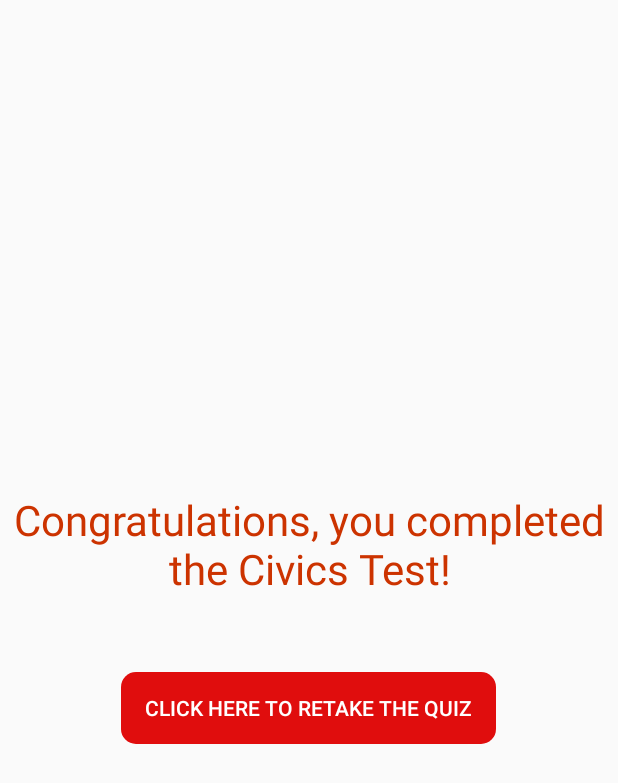
After one commit to Bhavya0409/CitizenshipTest, an Android app: the layout fragment_complete.xml on its own in the app's theme, with its tools: preview values and no code run, on a phone screen of 412 x 824 dp. The commit adds this screen. Shown: the top 783 px of the screen. Run offline under Robolectric (Android 15) with nearby library versions, the phone set to English and light mode, and no system bars; Roboto replaces fonts that are not available here.

Commit message:
Complete quiz screen

```diff
--- a/app/src/main/java/com/example/bhavyashah/citizenshiptest/HomeFragment.java
+++ b/app/src/main/java/com/example/bhavyashah/citizenshiptest/HomeFragment.java
@@ -13,7 +13,7 @@ import butterknife.OnClick;
 
 public class HomeFragment extends BaseFragment {
 
-    private static final int NUM_QUESTIONS = 20;
+    public static final int NUM_QUESTIONS = 20;
     public static List<Integer> questionnaire;
 
     @Override
--- a/app/src/main/java/com/example/bhavyashah/citizenshiptest/Questions.java
+++ b/app/src/main/java/com/example/bhavyashah/citizenshiptest/Questions.java
@@ -315,7 +315,7 @@ public class Questions {
             case 73:
                 return new String[][]{{"slavery"}, {"economic"}, {"states", "rights"}};
             case 74:
-                return new String[][]{{"free", "slaves"}, {"saved", "union"}, {"led", "united", "states", "during", "civil", "war"}};
+                return new String[][]{{"free", "slaves"},{"freedom", "slaves"}, {"saved", "union"}, {"led", "united", "states", "during", "civil", "war"}};
             case 75:
                 return new String[][]{{"free", "slaves"}};
             case 76:
--- /dev/null
+++ b/app/src/main/res/layout/fragment_complete.xml
@@ -0,0 +1,24 @@
+<?xml version="1.0" encoding="utf-8"?>
+<LinearLayout
+    xmlns:android="http://schemas.android.com/apk/res/android"
+    android:layout_width="match_parent"
+    android:layout_height="match_parent"
+    android:orientation="vertical"
+    android:gravity="center">
+
+    <TextView
+        android:layout_width="wrap_content"
+        android:layout_height="wrap_content"
+        style="@style/AreYouReady"
+        android:gravity="center"
+        android:layout_marginBottom="50dp"
+        android:text="@string/congratulations"/>
+
+    <Button
+        android:id="@+id/retake_quiz_button"
+        android:layout_width="wrap_content"
+        android:layout_height="wrap_content"
+        style="@style/RedButton"
+        android:text="@string/retake_quiz"/>
+
+</LinearLayout>
--- a/app/src/main/res/values/strings.xml
+++ b/app/src/main/res/values/strings.xml
@@ -5,4 +5,6 @@
     <string name="next">NEXT</string>
     <string name="submit">SUBMIT</string>
     <string name="question_number">%1$d.&#160;</string>
+    <string name="congratulations">Congratulations, you completed the Civics Test!</string>
+    <string name="retake_quiz">Click here to retake the quiz</string>
 </resources>
```
Also changed, not shown: app/src/main/java/com/example/bhavyashah/citizenshiptest/CompleteFragment.java (+21 -4 lines), app/src/main/java/com/example/bhavyashah/citizenshiptest/QuestionFragment.java (+6 -3 lines).
